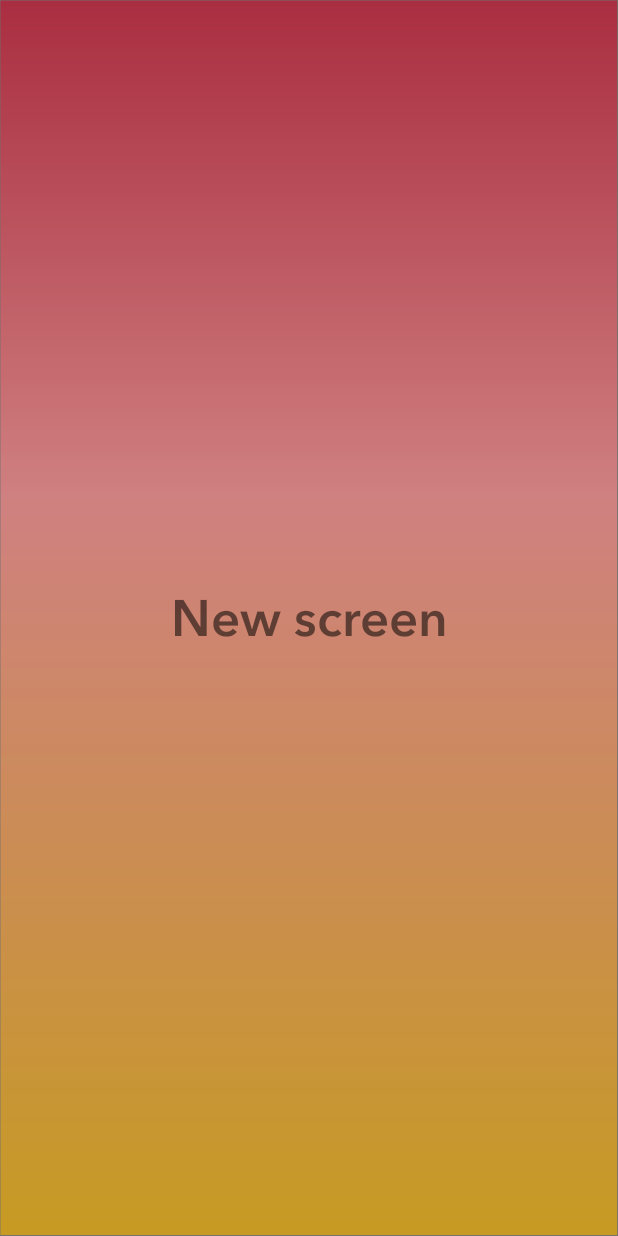
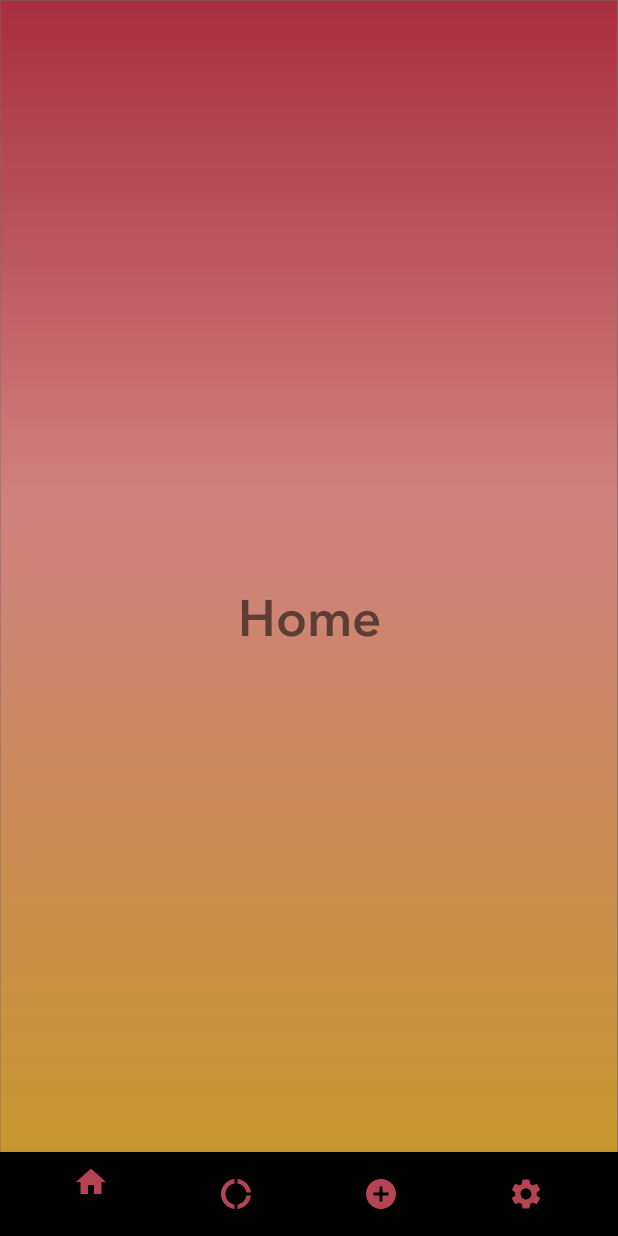
Before and after one commit to BeefxWellington/CMSC355Project, an Android app: the SecondActivity screen opened directly, with no data from a screen before it, on a phone screen of 412 x 824 dp. Run offline under Robolectric (Android 15) with nearby library versions, the phone set to English and light mode, and no system bars; our stand-ins replace navigation-ui.

Commit message:
Completed functional bottom navigation manu with four screens/fragments

```diff
--- a/app/build.gradle
+++ b/app/build.gradle
@@ -26,6 +26,10 @@ dependencies {
     implementation fileTree(dir: "libs", include: ["*.jar"])
     implementation 'androidx.appcompat:appcompat:1.2.0'
     implementation 'androidx.constraintlayout:constraintlayout:2.0.1'
+    implementation 'com.google.android.material:material:1.0.0'
+    implementation 'androidx.navigation:navigation-fragment:2.1.0'
+    implementation 'androidx.navigation:navigation-ui:2.1.0'
+    implementation 'androidx.legacy:legacy-support-v4:1.0.0'
     testImplementation 'junit:junit:4.12'
     androidTestImplementation 'androidx.test.ext:junit:1.1.2'
     androidTestImplementation 'androidx.test.espresso:espresso-core:3.3.0'
--- a/app/src/main/AndroidManifest.xml
+++ b/app/src/main/AndroidManifest.xml
@@ -9,7 +9,7 @@
         android:roundIcon="@mipmap/ic_launcher_round"
         android:supportsRtl="true"
         android:theme="@style/AppTheme">
-        <activity android:name=".SecondActivity"/>
+        <activity android:name=".SecondActivity" />
         <activity android:name=".MainActivity">
             <intent-filter>
                 <action android:name="android.intent.action.MAIN" />
--- /dev/null
+++ b/app/src/main/java/com/example/my2cents/Home.java
@@ -0,0 +1,64 @@
+package com.example.my2cents;
+
+import android.os.Bundle;
+
+import androidx.fragment.app.Fragment;
+
+import android.view.LayoutInflater;
+import android.view.View;
+import android.view.ViewGroup;
+
+/**
+ * A simple {@link Fragment} subclass.
+ * Use the {@link Home#newInstance} factory method to
+ * create an instance of this fragment.
+ */
+public class Home extends Fragment {
+
+    // TODO: Rename parameter arguments, choose names that match
+    // the fragment initialization parameters, e.g. ARG_ITEM_NUMBER
+    private static final String ARG_PARAM1 = "param1";
+    private static final String ARG_PARAM2 = "param2";
+
+    // TODO: Rename and change types of parameters
+    private String mParam1;
+    private String mParam2;
+
+    public Home() {
+        // Required empty public constructor
+    }
+
+    /**
+     * Use this factory method to create a new instance of
+     * this fragment using the provided parameters.
+     *
+     * @param param1 Parameter 1.
+     * @param param2 Parameter 2.
+     * @return A new instance of fragment Home.
+     */
+    // TODO: Rename and change types and number of parameters
+    public static Home newInstance(String param1, String param2) {
+        Home fragment = new Home();
+        Bundle args = new Bundle();
+        args.putString(ARG_PARAM1, param1);
+        args.putString(ARG_PARAM2, param2);
+        fragment.setArguments(args);
+        return fragment;
+    }
+
+    @Override
+    public void onCreate(Bundle savedInstanceState) {
+        super.onCreate(savedInstanceState);
+        if (getArguments() != null) {
+            mParam1 = getArguments().getString(ARG_PARAM1);
+            mParam2 = getArguments().getString(ARG_PARAM2);
+        }
+    }
+
+    @Override
+    public View onCreateView(LayoutInflater inflater, ViewGroup container,
+                             Bundle savedInstanceState) {
+        // Inflate the layout for this fragment
+        return inflater.inflate(R.layout.fragment_home, container, false);
+    }
+}
--- a/app/src/main/java/com/example/my2cents/SecondActivity.java
+++ b/app/src/main/java/com/example/my2cents/SecondActivity.java
@@ -1,8 +1,13 @@
 package com.example.my2cents;
 
+import android.os.Bundle;
+
 import androidx.appcompat.app.AppCompatActivity;
+import androidx.navigation.NavController;
+import androidx.navigation.Navigation;
+import androidx.navigation.ui.NavigationUI;
 
-import android.os.Bundle;
+import com.google.android.material.bottomnavigation.BottomNavigationView;
 
 public class SecondActivity extends AppCompatActivity {
 
@@ -10,5 +15,11 @@ public class SecondActivity extends AppCompatActivity {
     protected void onCreate(Bundle savedInstanceState) {
         super.onCreate(savedInstanceState);
         setContentView(R.layout.activity_second);
+
+        BottomNavigationView bottomNavigationView = findViewById(R.id.bottomNavigationView);
+        NavController navController = Navigation.findNavController(this, R.id.fragment);
+        NavigationUI.setupWithNavController(bottomNavigationView, navController);
     }
+
+
 }
--- /dev/null
+++ b/app/src/main/res/drawable/ic_add.xml
@@ -0,0 +1,10 @@
+<vector xmlns:android="http://schemas.android.com/apk/res/android"
+    android:width="24dp"
+    android:height="24dp"
+    android:viewportWidth="24"
+    android:viewportHeight="24"
+    android:tint="?attr/colorControlNormal">
+  <path
+      android:fillColor="@android:color/white"
+      android:pathData="M12,2C6.48,2 2,6.48 2,12s4.48,10 10,10 10,-4.48 10,-10S17.52,2 12,2zM17,13h-4v4h-2v-4L7,13v-2h4L11,7h2v4h4v2z"/>
+</vector>
--- /dev/null
+++ b/app/src/main/res/drawable/ic_analytics.xml
@@ -0,0 +1,10 @@
+<vector xmlns:android="http://schemas.android.com/apk/res/android"
+    android:width="24dp"
+    android:height="24dp"
+    android:viewportWidth="24"
+    android:viewportHeight="24"
+    android:tint="?attr/colorControlNormal">
+  <path
+      android:fillColor="@android:color/white"
+      android:pathData="M13,5.08c3.06,0.44 5.48,2.86 5.92,5.92h3.03c-0.47,-4.72 -4.23,-8.48 -8.95,-8.95v3.03zM18.92,13c-0.44,3.06 -2.86,5.48 -5.92,5.92v3.03c4.72,-0.47 8.48,-4.23 8.95,-8.95h-3.03zM11,18.92c-3.39,-0.49 -6,-3.4 -6,-6.92s2.61,-6.43 6,-6.92V2.05c-5.05,0.5 -9,4.76 -9,9.95 0,5.19 3.95,9.45 9,9.95v-3.03z"/>
+</vector>
--- /dev/null
+++ b/app/src/main/res/drawable/ic_home.xml
@@ -0,0 +1,10 @@
+<vector xmlns:android="http://schemas.android.com/apk/res/android"
+    android:width="24dp"
+    android:height="24dp"
+    android:viewportWidth="24"
+    android:viewportHeight="24"
+    android:tint="?attr/colorControlNormal">
+  <path
+      android:fillColor="@android:color/white"
+      android:pathData="M10,20v-6h4v6h5v-8h3L12,3 2,12h3v8z"/>
+</vector>
--- /dev/null
+++ b/app/src/main/res/drawable/ic_settings.xml
@@ -0,0 +1,10 @@
+<vector xmlns:android="http://schemas.android.com/apk/res/android"
+    android:width="24dp"
+    android:height="24dp"
+    android:viewportWidth="24"
+    android:viewportHeight="24"
+    android:tint="?attr/colorControlNormal">
+  <path
+      android:fillColor="@android:color/white"
+      android:pathData="M19.14,12.94c0.04,-0.3 0.06,-0.61 0.06,-0.94c0,-0.32 -0.02,-0.64 -0.07,-0.94l2.03,-1.58c0.18,-0.14 0.23,-0.41 0.12,-0.61l-1.92,-3.32c-0.12,-0.22 -0.37,-0.29 -0.59,-0.22l-2.39,0.96c-0.5,-0.38 -1.03,-0.7 -1.62,-0.94L14.4,2.81c-0.04,-0.24 -0.24,-0.41 -0.48,-0.41h-3.84c-0.24,0 -0.43,0.17 -0.47,0.41L9.25,5.35C8.66,5.59 8.12,5.92 7.63,6.29L5.24,5.33c-0.22,-0.08 -0.47,0 -0.59,0.22L2.74,8.87C2.62,9.08 2.66,9.34 2.86,9.48l2.03,1.58C4.84,11.36 4.8,11.69 4.8,12s0.02,0.64 0.07,0.94l-2.03,1.58c-0.18,0.14 -0.23,0.41 -0.12,0.61l1.92,3.32c0.12,0.22 0.37,0.29 0.59,0.22l2.39,-0.96c0.5,0.38 1.03,0.7 1.62,0.94l0.36,2.54c0.05,0.24 0.24,0.41 0.48,0.41h3.84c0.24,0 0.44,-0.17 0.47,-0.41l0.36,-2.54c0.59,-0.24 1.13,-0.56 1.62,-0.94l2.39,0.96c0.22,0.08 0.47,0 0.59,-0.22l1.92,-3.32c0.12,-0.22 0.07,-0.47 -0.12,-0.61L19.14,12.94zM12,15.6c-1.98,0 -3.6,-1.62 -3.6,-3.6s1.62,-3.6 3.6,-3.6s3.6,1.62 3.6,3.6S13.98,15.6 12,15.6z"/>
+</vector>
--- a/app/src/main/res/layout/activity_second.xml
+++ b/app/src/main/res/layout/activity_second.xml
@@ -8,13 +8,38 @@
     android:background="@drawable/background"
     >
 
-    <TextView
+    <com.google.android.material.bottomnavigation.BottomNavigationView
+        android:layout_width="match_parent"
+        android:layout_height="wrap_content"
+        android:itemBackground="@drawable/background"
+        app:itemTextColor="@color/black"
+        app:itemIconTint="@color/red"
+        app:menu="@menu/nav_graph1_menu"
+        android:id="@+id/bottomNavigationView"
+        android:layout_alignParentBottom="true"
+        app:layout_constraintBottom_toBottomOf="parent"
+        app:layout_constraintStart_toStartOf="parent"
+        app:layout_constraintEnd_toEndOf="parent"
+        />
+
+    <FrameLayout
         android:layout_width="match_parent"
         android:layout_height="match_parent"
-        android:gravity="center"
-        android:text="New screen"
-        android:textSize="34dp"
-        android:fontFamily="@font/avenirregular"
-        />
+        android:layout_above="@id/bottomNavigationView"
+        android:id="@+id/fragment_container"
+        >
+        <fragment
+            android:layout_width="match_parent"
+            android:layout_height="match_parent"
+            android:id="@+id/fragment"
+            android:name="androidx.navigation.fragment.NavHostFragment"
+            app:defaultNavHost="true"
+            app:layout_constraintBottom_toTopOf="@+id/bottomNavigationView"
+            app:layout_constraintEnd_toEndOf="parent"
+            app:layout_constraintStart_toStartOf="parent"
+            app:layout_constraintTop_toTopOf="parent"
+            app:navGraph="@navigation/nav_graph1"
+            />
+    </FrameLayout>
 
 </androidx.constraintlayout.widget.ConstraintLayout>
--- /dev/null
+++ b/app/src/main/res/layout/fragment_home.xml
@@ -0,0 +1,20 @@
+<?xml version="1.0" encoding="utf-8"?>
+<FrameLayout xmlns:android="http://schemas.android.com/apk/res/android"
+    xmlns:tools="http://schemas.android.com/tools"
+    android:layout_width="match_parent"
+    android:layout_height="match_parent"
+    xmlns:app="http://schemas.android.com/apk/res-auto"
+    tools:context=".Home"
+    android:background="@drawable/background">
+
+    <!-- TODO: Update blank fragment layout -->
+    <TextView
+        android:layout_width="match_parent"
+        android:layout_height="match_parent"
+        android:text="Home"
+        android:gravity="center"
+        android:textSize="34dp"
+        android:fontFamily="@font/avenirregular"
+        />
+
+</FrameLayout>
--- /dev/null
+++ b/app/src/main/res/menu/nav_graph1_menu.xml
@@ -0,0 +1,26 @@
+<?xml version="1.0" encoding="utf-8"?>
+<menu xmlns:app="http://schemas.android.com/apk/res-auto"
+    xmlns:android="http://schemas.android.com/apk/res/android">
+
+    <item
+        android:title="Home"
+        android:id="@+id/home"
+        android:icon="@drawable/ic_home"
+        />
+    <item
+        android:title="Analytics"
+        android:id="@+id/analytics"
+        android:icon="@drawable/ic_analytics"
+        />
+    <item
+        android:title="Add"
+        android:id="@+id/add"
+        android:icon="@drawable/ic_add"
+        />
+    <item
+        android:title="Settings"
+        android:id="@+id/settings"
+        android:icon="@drawable/ic_settings"
+        />
+
+</menu>
--- /dev/null
+++ b/app/src/main/res/navigation/nav_graph1.xml
@@ -0,0 +1,28 @@
+<?xml version="1.0" encoding="utf-8"?>
+<navigation xmlns:android="http://schemas.android.com/apk/res/android"
+    xmlns:app="http://schemas.android.com/apk/res-auto"
+    xmlns:tools="http://schemas.android.com/tools"
+    android:id="@+id/nav_graph1"
+    app:startDestination="@id/home">
+
+    <fragment
+        android:id="@+id/home"
+        android:name="com.example.my2cents.Home"
+        android:label="fragment_home"
+        tools:layout="@layout/fragment_home" />
+    <fragment
+        android:id="@+id/analytics"
+        android:name="com.example.my2cents.analytics"
+        android:label="fragment_analytics"
+        tools:layout="@layout/fragment_analytics" />
+    <fragment
+        android:id="@+id/settings"
+        android:name="com.example.my2cents.settings"
+        android:label="fragment_settings"
+        tools:layout="@layout/fragment_settings" />
+    <fragment
+        android:id="@+id/add"
+        android:name="com.example.my2cents.Add"
+        android:label="fragment_add"
+        tools:layout="@layout/fragment_add" />
+</navigation>
--- a/app/src/main/res/values/strings.xml
+++ b/app/src/main/res/values/strings.xml
@@ -1,3 +1,5 @@
 <resources>
     <string name="app_name">Design</string>
+    <!-- TODO: Remove or change this placeholder text -->
+    <string name="hello_blank_fragment">Hello blank fragment</string>
 </resources>
```
Also changed, not shown: app/src/main/java/com/example/my2cents/Add.java (added, +64 -0 lines), app/src/main/java/com/example/my2cents/analytics.java (added, +64 -0 lines), app/src/main/java/com/example/my2cents/settings.java (added, +64 -0 lines), app/src/main/res/layout/fragment_add.xml (added, +19 -0 lines), app/src/main/res/layout/fragment_analytics.xml (added, +20 -0 lines), app/src/main/res/layout/fragment_settings.xml (added, +19 -0 lines).
